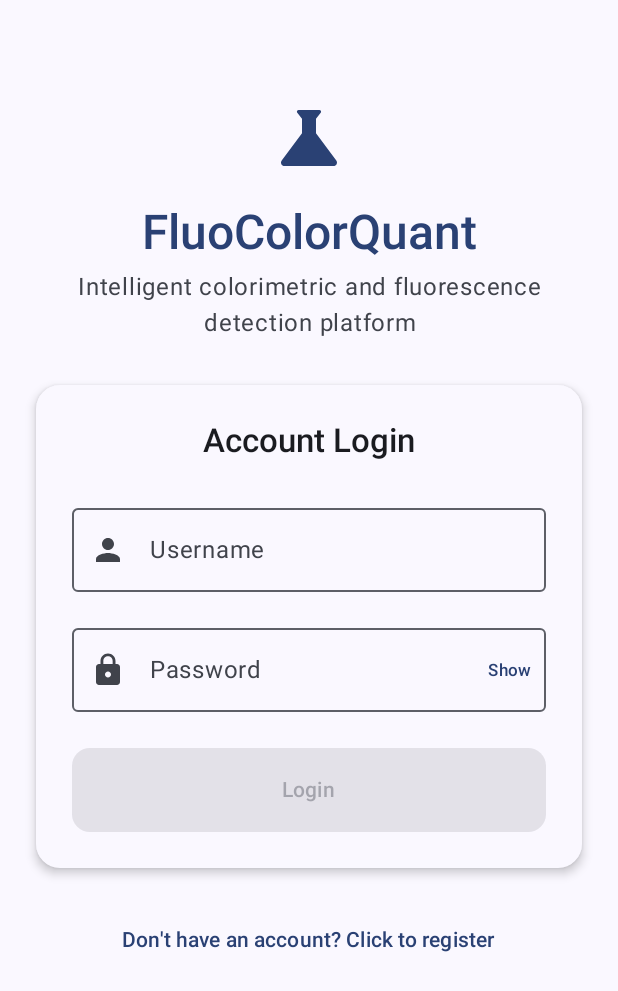
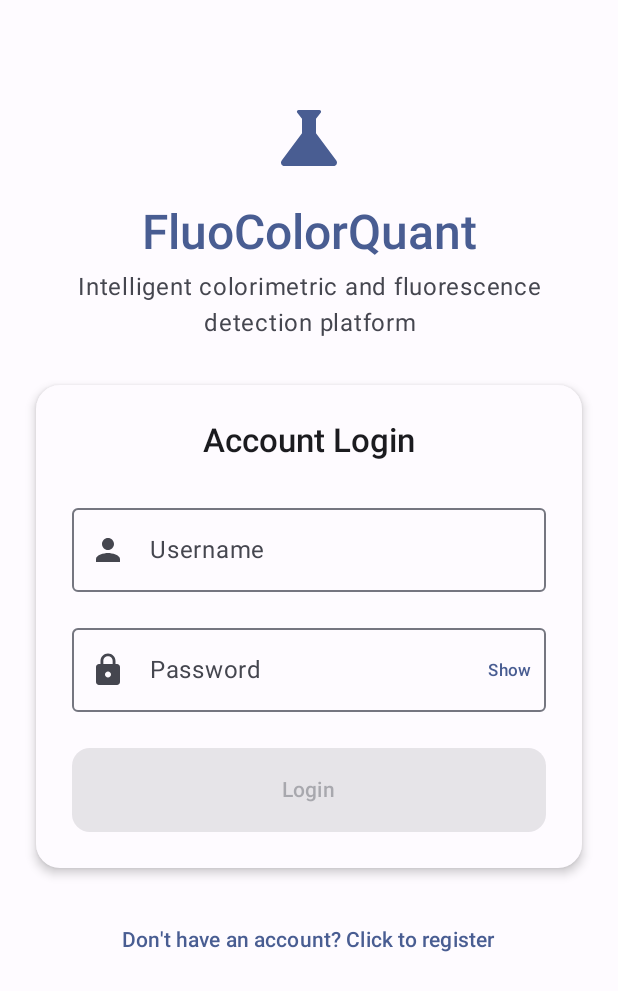
Before and after one commit to xiewangzhenyan/FluoColor, an Android app built with Jetpack Compose: the screen it shows after launch (MainActivity), on a phone screen of 412 x 824 dp. Shown: the top 991 px of the screen. Run offline under Robolectric (Android 15) with nearby library versions, the phone set to English and light mode, and no system bars; our stand-ins replace Dagger/Hilt's generated code, Room's generated code; 1 statement that could not run was skipped.

```diff
--- a/app/src/main/java/com/muc/fluocolorquant/FluoColorApp.kt
+++ b/app/src/main/java/com/muc/fluocolorquant/FluoColorApp.kt
@@ -2,6 +2,7 @@ package com.muc.fluocolorquant
 
 import android.app.Application
 import android.content.Context
+import android.util.Log
 import androidx.datastore.preferences.core.stringPreferencesKey
 import androidx.datastore.preferences.preferencesDataStore
 import com.muc.fluocolorquant.data.repository.SettingsRepository
@@ -52,12 +53,12 @@ class FluoColorApp : Application() {
         // 也可以在此处完成。对于语言，attachBaseContext 已经处理了初始设置。
         applicationScope.launch {
             val currentLang = settingsRepository.languageFlow.first() // For logging or other non-UI tasks
-            android.util.Log.i("FluoColorApp", "Application onCreate: Language set to: $currentLang")
+            Log.i("FluoColorApp", "Application onCreate: Language set to: $currentLang")
 
             // 记录其他设置信息
             val detectionMode = settingsRepository.defaultDetectionModeFlow.first()
             val concentrationUnit = settingsRepository.defaultConcentrationUnitFlow.first()
-            android.util.Log.i("FluoColorApp", "Default settings: Detection mode: $detectionMode, Concentration unit: $concentrationUnit")
+            Log.i("FluoColorApp", "Default settings: Detection mode: $detectionMode, Concentration unit: $concentrationUnit")
         }
     }
 }
--- a/app/src/main/java/com/muc/fluocolorquant/ui/theme/Color.kt
+++ b/app/src/main/java/com/muc/fluocolorquant/ui/theme/Color.kt
@@ -2,21 +2,22 @@ package com.muc.fluocolorquant.ui.theme
 
 import androidx.compose.ui.graphics.Color
 
-// 主题色
-val Primary = Color(0xFF006D3B)
+// 新的主题色 (基于 #495D92)
+val Primary = Color(0xFF495D92)
 val OnPrimary = Color(0xFFFFFFFF)
-val PrimaryContainer = Color(0xFF95F7B5)
-val OnPrimaryContainer = Color(0xFF00210E)
+val PrimaryContainer = Color(0xFFDAE2FF)
+val OnPrimaryContainer = Color(0xFF001946)
 
-val Secondary = Color(0xFF4F6354)
+// 默认的辅助色和三级色 (您可以根据需要修改)
+val Secondary = Color(0xFF595E71)
 val OnSecondary = Color(0xFFFFFFFF)
-val SecondaryContainer = Color(0xFFD2E8D4)
-val OnSecondaryContainer = Color(0xFF0D1F13)
+val SecondaryContainer = Color(0xFFDEE1F9)
+val OnSecondaryContainer = Color(0xFF161B2C)
 
-val Tertiary = Color(0xFF3B6470)
+val Tertiary = Color(0xFF745570)
 val OnTertiary = Color(0xFFFFFFFF)
-val TertiaryContainer = Color(0xFFBEEAF7)
-val OnTertiaryContainer = Color(0xFF001F27)
+val TertiaryContainer = Color(0xFFFED7F8)
+val OnTertiaryContainer = Color(0xFF2B132A)
 
 // 错误色
 val Error = Color(0xFFBA1A1A)
@@ -25,70 +26,62 @@ val ErrorContainer = Color(0xFFFFDAD6)
 val OnErrorContainer = Color(0xFF410002)
 
 // 背景色
-val Background = Color(0xFFFCFDF7)
-val OnBackground = Color(0xFF191C19)
-val Surface = Color(0xFFFCFDF7)
-val OnSurface = Color(0xFF191C19)
+val Background = Color(0xFFFEFBFF)
+val OnBackground = Color(0xFF1B1B1F)
+val Surface = Color(0xFFFEFBFF)
+val OnSurface = Color(0xFF1B1B1F)
 
-val SurfaceVariant = Color(0xFFDDE5DB)
-val OnSurfaceVariant = Color(0xFF414942)
-val Outline = Color(0xFF717971)
-val OutlineVariant = Color(0xFFC1C9BF)
+val SurfaceVariant = Color(0xFFE2E2EC)
+val OnSurfaceVariant = Color(0xFF45464F)
+val Outline = Color(0xFF757680)
+val OutlineVariant = Color(0xFFC5C6D0)
 
-// 暗色主题
-val DarkPrimary = Color(0xFF79DA9A)
-val DarkOnPrimary = Color(0xFF00391C)
-val DarkPrimaryContainer = Color(0xFF00522B)
-val DarkOnPrimaryContainer = Color(0xFF95F7B5)
+// ==========================================================
+// 暗色主题 (Dark Theme)
+// ==========================================================
 
-val DarkSecondary = Color(0xFFB6CCB9)
-val DarkOnSecondary = Color(0xFF223527)
-val DarkSecondaryContainer = Color(0xFF374B3C)
-val DarkOnSecondaryContainer = Color(0xFFD2E8D4)
+// 新的暗色主题主色
+val DarkPrimary = Color(0xFFAFC6FF)
+val DarkOnPrimary = Color(0xFF192F61)
+val DarkPrimaryContainer = Color(0xFF314679)
+val DarkOnPrimaryContainer = Color(0xFFD8DDEF)
 
-val DarkTertiary = Color(0xFFA3CDDB)
-val DarkOnTertiary = Color(0xFF023640)
-val DarkTertiaryContainer = Color(0xFF214C57)
-val DarkOnTertiaryContainer = Color(0xFFBEEAF7)
+// 暗色主题的辅助色和三级色
+val DarkSecondary = Color(0xFFC2C5DD)
+val DarkOnSecondary = Color(0xFF2B3042)
+val DarkSecondaryContainer = Color(0xFF424659)
+val DarkOnSecondaryContainer = Color(0xFFDEE1F9)
 
+val DarkTertiary = Color(0xFFE2BBDD)
+val DarkOnTertiary = Color(0xFF422840)
+val DarkTertiaryContainer = Color(0xFF5B3E58)
+val DarkOnTertiaryContainer = Color(0xFFFED7F8)
+
+// 暗色主题错误色
 val DarkError = Color(0xFFFFB4AB)
 val DarkOnError = Color(0xFF690005)
 val DarkErrorContainer = Color(0xFF93000A)
 val DarkOnErrorContainer = Color(0xFFFFDAD6)
 
-val DarkBackground = Color(0xFF191C19)
-val DarkOnBackground = Color(0xFFE2E3DD)
-val DarkSurface = Color(0xFF191C19)
-val DarkOnSurface = Color(0xFFE2E3DD)
+// 暗色主题背景色
+val DarkBackground = Color(0xFF1B1B1F)
+val DarkOnBackground = Color(0xFFE4E2E6)
+val DarkSurface = Color(0xFF1B1B1F)
+val DarkOnSurface = Color(0xFFE4E2E6)
 
-val DarkSurfaceVariant = Color(0xFF414942)
-val DarkOnSurfaceVariant = Color(0xFFC1C9BF)
-val DarkOutline = Color(0xFF8B938A)
-val DarkOutlineVariant = Color(0xFF414942)
+val DarkSurfaceVariant = Color(0xFF45464F)
+val DarkOnSurfaceVariant = Color(0xFFC5C6D0)
+val DarkOutline = Color(0xFF8F909A)
+val DarkOutlineVariant = Color(0xFF45464F)
 
-// 自定义颜色
+
+// 自定义颜色 (保留，以防其他地方用到)
 val Success = Color(0xFF4CAF50)
 val Warning = Color(0xFFFFA726)
 val Info = Color(0xFF2196F3)
 
-// 状态颜色
+// 状态颜色 (保留)
 val Disabled = Color(0xFFE0E0E0)
 val OnDisabled = Color(0xFF757575)
 val Selected = Color(0xFFE3F2FD)
 val OnSelected = Color(0xFF1976D2)
-
-// 暗色主题颜色
-val Purple80 = Color(0xFFD0BCFF)
-val PurpleGrey80 = Color(0xFFCCC2DC)
-val Pink80 = Color(0xFFEFB8C8)
-
-// 亮色主题颜色
-val Purple40 = Color(0xFF4169E1)  // 蓝色基调
-val PurpleGrey40 = Color(0xFF625b71)
-val Pink40 = Color(0xFF7D5260)
-
-// 其他通用颜色
-val White = Color(0xFFFFFFFF)
-val LightBackground = Color(0xFFF8F8F8)
-val LightSurface = Color(0xFFFFFFFF)
-val DarkText = Color(0xFF1A1A1A)
--- a/app/src/main/java/com/muc/fluocolorquant/ui/theme/Theme.kt
+++ b/app/src/main/java/com/muc/fluocolorquant/ui/theme/Theme.kt
@@ -73,7 +73,7 @@ private val DarkColorScheme = darkColorScheme(
 fun FluoColorTheme(
     darkTheme: Boolean = isSystemInDarkTheme(),
     // Dynamic color is available on Android 12+
-    dynamicColor: Boolean = true,
+    dynamicColor: Boolean = false,
     content: @Composable () -> Unit
 ) {
     val colorScheme = when {
```
Also changed, not shown: app/build.gradle.kts (+14 -23 lines), app/src/main/java/com/muc/fluocolorquant/ui/components/LatexView.kt (+18 -12 lines), app/src/main/res/drawable/test_grid.xml (added, +140 -0 lines), app/src/main/java/com/muc/fluocolorquant/utils/math/FittingEngine.kt (line endings or trailing spaces).
